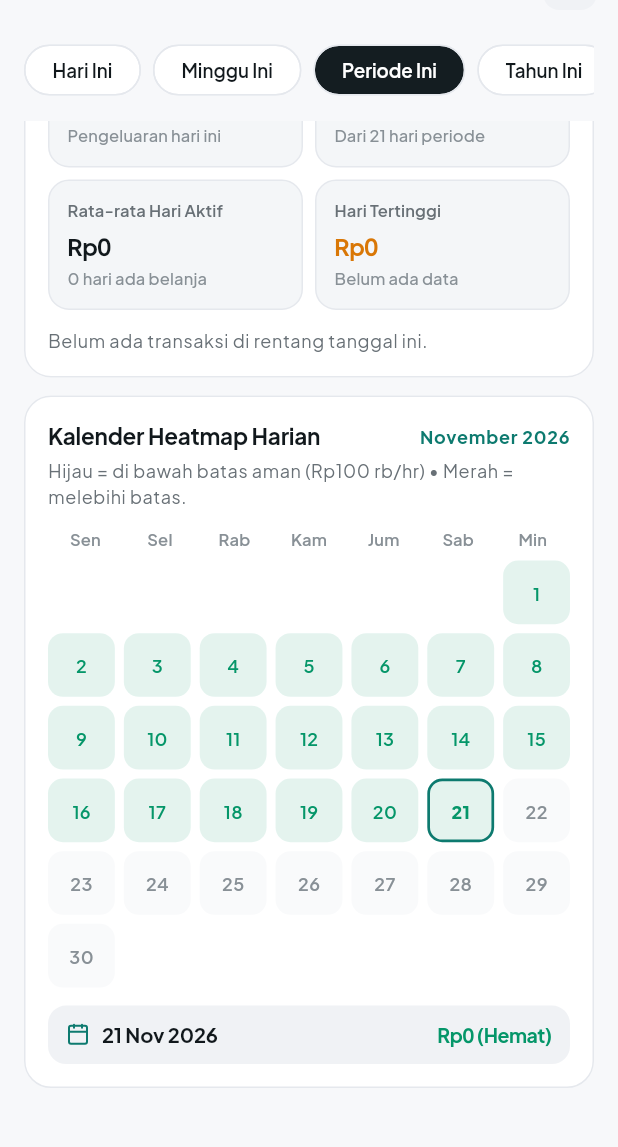
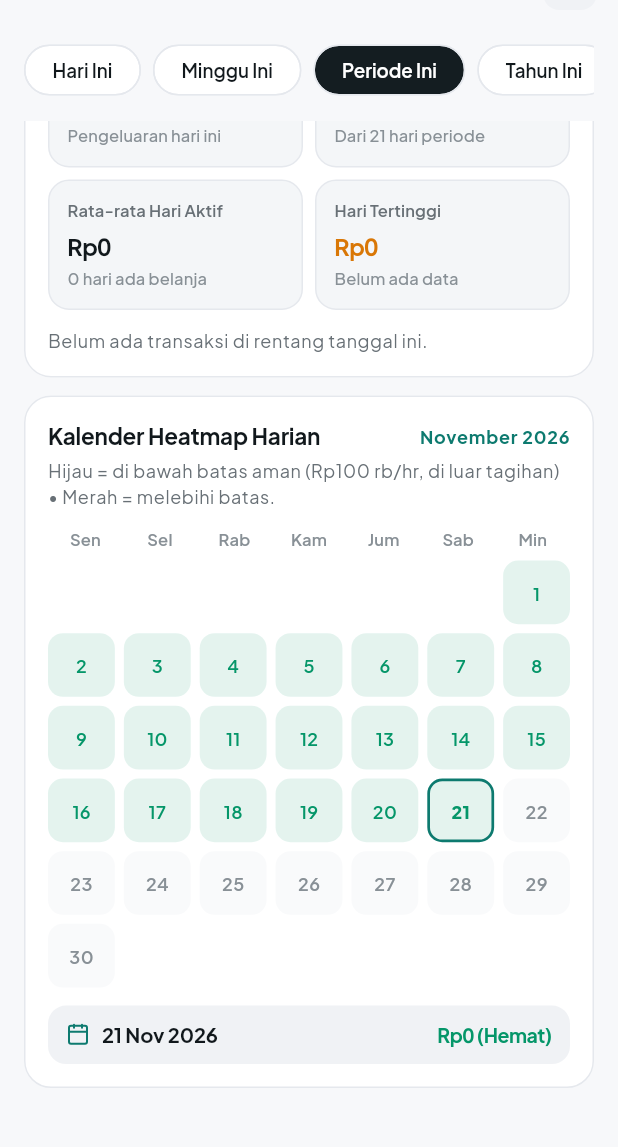
Before and after one commit to Habiboys/lanjo, a Flutter app: the ReportsPage screen opened by its route, scrolled down 652 dp, on a phone screen of 412 x 824 dp, the part 59-1206 px from its top. Run offline on Flutter 3.47's test engine with Material 3 defaults, Android fonts, the phone set to English and light mode, and no system bars; our stand-ins replace csv, dio, drift, file_picker, firebase_core, firebase_messaging and 13 more; missing offline and left inert: encrypt, excel; accounts and stored records are empty; generated files the repository leaves out were written again.

Commit message:
fix(reports): exclude scheduled bill payments from Safe-to-Spend heatmap

```diff
--- a/lib/features/dashboard/presentation/dashboard_page.dart
+++ b/lib/features/dashboard/presentation/dashboard_page.dart
@@ -206,7 +206,9 @@ class _DashboardPageState extends ConsumerState<DashboardPage> {
         tx.occurredAt.day,
       );
       if (tx.type == 'expense') {
-        dailySpend[d] = (dailySpend[d] ?? 0) + tx.amount;
+        if (tx.source != 'bill') {
+          dailySpend[d] = (dailySpend[d] ?? 0) + tx.amount;
+        }
         final cid = tx.primaryCategoryId;
         if (cid != null) {
           if (!d.isBefore(sevenDaysAgo)) {
@@ -215,7 +217,7 @@ class _DashboardPageState extends ConsumerState<DashboardPage> {
             prevCatSpend[cid] = (prevCatSpend[cid] ?? 0) + tx.amount;
           }
         }
-      } else if (tx.type == 'refund') {
+      } else if (tx.type == 'refund' && tx.source != 'bill') {
         dailySpend[d] = (dailySpend[d] ?? 0) - tx.amount;
       }
     }
--- a/lib/features/reports/domain/report_service.dart
+++ b/lib/features/reports/domain/report_service.dart
@@ -43,6 +43,7 @@ class FinancialSummaryReport {
     required this.expenseByCategory,
     required this.topMerchants,
     required this.dailyCashflow,
+    this.dailyBillExpense = const {},
   });
 
   final DateTime start;
@@ -57,6 +58,10 @@ class FinancialSummaryReport {
   final List<MerchantSpendSummary> topMerchants;
   final Map<DateTime, ({int income, int expense})> dailyCashflow;
 
+  /// Daily expenses tagged with `source == 'bill'` (scheduled commitments
+  /// pre-deducted from Safe-to-Spend).
+  final Map<DateTime, int> dailyBillExpense;
+
   int get elapsedDaysInRange {
     final now = DateTime.now();
     final startDay = DateTime(start.year, start.month, start.day);
@@ -65,11 +70,34 @@ class FinancialSummaryReport {
     return math.max(1, endDay.difference(startDay).inDays + 1);
   }
 
+  int get totalBillExpense => dailyBillExpense.values.fold(0, (a, b) => a + b);
+
+  int get totalDiscretionaryExpense =>
+      math.max(0, totalConsumptionExpense - totalBillExpense);
+
   int get activeExpenseDaysCount =>
       dailyCashflow.values.where((d) => d.expense > 0).length;
 
   int get averageDailyExpense =>
       (totalConsumptionExpense / elapsedDaysInRange).round();
+
+  int get averageDailyDiscretionaryExpense =>
+      (totalDiscretionaryExpense / elapsedDaysInRange).round();
+
+  /// Returns scheduled bill payments on [day].
+  int billExpenseOn(DateTime day) {
+    final key = DateTime(day.year, day.month, day.day);
+    return dailyBillExpense[key] ?? 0;
+  }
+
+  /// Returns daily discretionary spending on [day] excluding scheduled bills.
+  int discretionaryExpenseOn(DateTime day) {
+    final key = DateTime(day.year, day.month, day.day);
+    return math.max(
+      0,
+      (dailyCashflow[key]?.expense ?? 0) - (dailyBillExpense[key] ?? 0),
+    );
+  }
 
   int get averageActiveDayExpense => activeExpenseDaysCount > 0
       ? (totalConsumptionExpense / activeExpenseDaysCount).round()
@@ -150,6 +178,25 @@ class ReportService {
 
   final AppDatabase db;
 
+  /// Computes discretionary spending on [day], excluding scheduled bill
+  /// payments (`source == 'bill'`) already deducted from Safe-to-Spend.
+  static int discretionaryExpenseForDay(
+    Iterable<TransactionRecord> txs,
+    DateTime day,
+  ) {
+    var total = 0;
+    for (final tx in txs) {
+      if (tx.status != 'posted' || tx.source == 'bill') continue;
+      if (tx.occurredAt.year == day.year &&
+          tx.occurredAt.month == day.month &&
+          tx.occurredAt.day == day.day) {
+        if (tx.type == 'expense') total += tx.amount;
+        if (tx.type == 'refund') total -= tx.amount;
+      }
+    }
+    return math.max(0, total);
+  }
+
   Future<FinancialSummaryReport> generateSummary({
     required DateTime start,
     required DateTime end,
@@ -172,6 +219,7 @@ class ReportService {
     final txById = <String, TransactionRecord>{};
     final merchantAgg = <String, ({int total, int count})>{};
     final daily = <DateTime, ({int income, int expense})>{};
+    final dailyBill = <DateTime, int>{};
 
     for (final tx in txs) {
       txById[tx.id] = tx;
@@ -197,6 +245,9 @@ class ReportService {
             income: dayPrev.income,
             expense: dayPrev.expense + tx.amount,
           );
+          if (tx.source == 'bill') {
+            dailyBill[dayKey] = (dailyBill[dayKey] ?? 0) + tx.amount;
+          }
           final mName = (tx.merchant?.trim().isNotEmpty == true)
               ? tx.merchant!.trim()
               : (tx.description.trim().isNotEmpty ? tx.description.trim() : null);
@@ -214,6 +265,9 @@ class ReportService {
             income: dayPrev.income,
             expense: math.max(0, dayPrev.expense - tx.amount),
           );
+          if (tx.source == 'bill') {
+            dailyBill[dayKey] = math.max(0, (dailyBill[dayKey] ?? 0) - tx.amount);
+          }
         case 'debt_disbursement':
         case 'debt_repayment':
           // Debt principal alters cashflow, not personal consumption/income (FR-13, FR-21)
@@ -300,6 +354,7 @@ class ReportService {
       expenseByCategory: slices,
       topMerchants: merchants.take(10).toList(),
       dailyCashflow: daily,
+      dailyBillExpense: dailyBill,
     );
   }
 
--- a/lib/features/reports/presentation/reports_page.dart
+++ b/lib/features/reports/presentation/reports_page.dart
@@ -312,7 +312,7 @@ class _ReportsPageState extends ConsumerState<ReportsPage> {
                               .watch(safeToSpendProvider)
                               .valueOrNull
                               ?.dailySafeSpend ??
-                          r.averageDailyExpense,
+                          r.averageDailyDiscretionaryExpense,
                     ),
                     const SizedBox(height: 12),
 
@@ -778,14 +778,16 @@ class _CashflowHeatmapCalendarCardState
     final today = DateTime(now.year, now.month, now.day);
     final benchmark = widget.dailySafeBenchmark > 0
         ? widget.dailySafeBenchmark
-        : (widget.report.averageDailyExpense > 0
-            ? widget.report.averageDailyExpense
+        : (widget.report.averageDailyDiscretionaryExpense > 0
+            ? widget.report.averageDailyDiscretionaryExpense
             : 100000);
 
     final selected = _selectedDay ??
         (today.year == year && today.month == month ? today : firstDay);
     final selectedFlow =
         widget.report.dailyCashflow[selected] ?? (income: 0, expense: 0);
+    final selectedBill = widget.report.billExpenseOn(selected);
+    final selectedDiscretionary = widget.report.discretionaryExpenseOn(selected);
 
     return Card(
       child: Padding(
@@ -794,14 +796,16 @@ class _CashflowHeatmapCalendarCardState
           crossAxisAlignment: CrossAxisAlignment.start,
           children: [
             Row(
-              mainAxisAlignment: MainAxisAlignment.spaceBetween,
               children: [
-                Text(
+                Expanded(
+                  child: Text(
                     'Kalender Heatmap Harian',
                     style: theme.textTheme.titleMedium?.copyWith(
                       fontWeight: FontWeight.bold,
                     ),
                   ),
+                ),
+                const SizedBox(width: 8),
                 Text(
                   ArusDateUtils.formatMonthYear(firstDay),
                   style: theme.textTheme.labelMedium?.copyWith(
@@ -813,7 +817,7 @@ class _CashflowHeatmapCalendarCardState
             ),
             const SizedBox(height: 4),
             Text(
-              'Hijau = di bawah batas aman (${MoneyFormatter.formatCompact(benchmark)}/hr) • Merah = melebihi batas.',
+              'Hijau = di bawah batas aman (${MoneyFormatter.formatCompact(benchmark)}/hr, di luar tagihan) • Merah = melebihi batas.',
               style: theme.textTheme.bodySmall,
             ),
             const SizedBox(height: 12),
@@ -860,7 +864,8 @@ class _CashflowHeatmapCalendarCardState
                 final isFuture = date.isAfter(today);
                 final flow = widget.report.dailyCashflow[date] ??
                     (income: 0, expense: 0);
-                final exp = flow.expense;
+                final billExp = widget.report.billExpenseOn(date);
+                final exp = widget.report.discretionaryExpenseOn(date);
                 final isSelected = selected.year == date.year &&
                     selected.month == date.month &&
                     selected.day == date.day;
@@ -919,14 +924,33 @@ class _CashflowHeatmapCalendarCardState
                             color: textColor,
                           ),
                         ),
+                        if (flow.income > 0 || billExp > 0)
+                          Padding(
+                            padding: const EdgeInsets.only(top: 2),
+                            child: Row(
+                              mainAxisAlignment: MainAxisAlignment.center,
+                              children: [
                                 if (flow.income > 0)
                                   Container(
                                     width: 4,
                                     height: 4,
-                            margin: const EdgeInsets.only(top: 2),
                                     decoration: BoxDecoration(
                                       color: context.lanjoPrimary,
                                       shape: BoxShape.circle,
+                                    ),
+                                  ),
+                                if (flow.income > 0 && billExp > 0)
+                                  const SizedBox(width: 2),
+                                if (billExp > 0)
+                                  Container(
+                                    width: 4,
+                                    height: 4,
+                                    decoration: const BoxDecoration(
+                                      color: ArusColors.warning,
+                                      shape: BoxShape.circle,
+                                    ),
+                                  ),
+                              ],
                             ),
                           ),
                       ],
@@ -951,13 +975,28 @@ class _CashflowHeatmapCalendarCardState
                   ),
                   const SizedBox(width: 8),
                   Expanded(
-                    child: Text(
+                    child: Column(
+                      crossAxisAlignment: CrossAxisAlignment.start,
+                      mainAxisSize: MainAxisSize.min,
+                      children: [
+                        Text(
                           ArusDateUtils.formatShortDate(selected),
                           style: theme.textTheme.titleSmall?.copyWith(
                             fontWeight: FontWeight.w700,
                           ),
                         ),
+                        if (selectedBill > 0)
+                          Text(
+                            'Tagihan ${MoneyFormatter.formatCompact(selectedBill)} (di luar batas harian)',
+                            style: theme.textTheme.bodySmall?.copyWith(
+                              fontSize: 11,
+                              color: context.lanjoMuted,
                             ),
+                          ),
+                      ],
+                    ),
+                  ),
+                  const SizedBox(width: 8),
                   if (selectedFlow.income > 0) ...[
                     Text(
                       '+${MoneyFormatter.formatCompact(selectedFlow.income)}',
@@ -970,15 +1009,15 @@ class _CashflowHeatmapCalendarCardState
                     const SizedBox(width: 10),
                   ],
                   Text(
-                    selectedFlow.expense > 0
-                        ? '-${MoneyFormatter.format(selectedFlow.expense)}'
+                    selectedDiscretionary > 0
+                        ? '-${MoneyFormatter.format(selectedDiscretionary)}'
                         : 'Rp0 (Hemat)',
                     style: lanjoMoneyStyle(
                       context,
                       fontSize: 13,
-                      color: selectedFlow.expense > benchmark
+                      color: selectedDiscretionary > benchmark
                           ? ArusColors.expense
-                          : (selectedFlow.expense > 0
+                          : (selectedDiscretionary > 0
                               ? context.lanjoInk
                               : ArusColors.income),
                     ),
@@ -1076,7 +1115,10 @@ class _FinancialHealthScoreCard extends StatelessWidget {
                 child: Column(
                   crossAxisAlignment: CrossAxisAlignment.start,
                   children: [
-                    Row(
+                    Wrap(
+                      spacing: 8,
+                      runSpacing: 4,
+                      crossAxisAlignment: WrapCrossAlignment.center,
                       children: [
                         Text(
                           'Skor Kesehatan Finansial',
@@ -1084,7 +1126,6 @@ class _FinancialHealthScoreCard extends StatelessWidget {
                             fontWeight: FontWeight.w700,
                           ),
                         ),
-                        const SizedBox(width: 8),
                         LanjoPillBadge(label: gradeLabel, color: badgeColor),
                       ],
                     ),
```
Also changed, not shown: lib/app/app.dart (+3 -11 lines), lib/features/settings/presentation/android_native_settings_page.dart (+3 -11 lines), 2 other files. Lines whose indentation alone changed are shown as unchanged.
